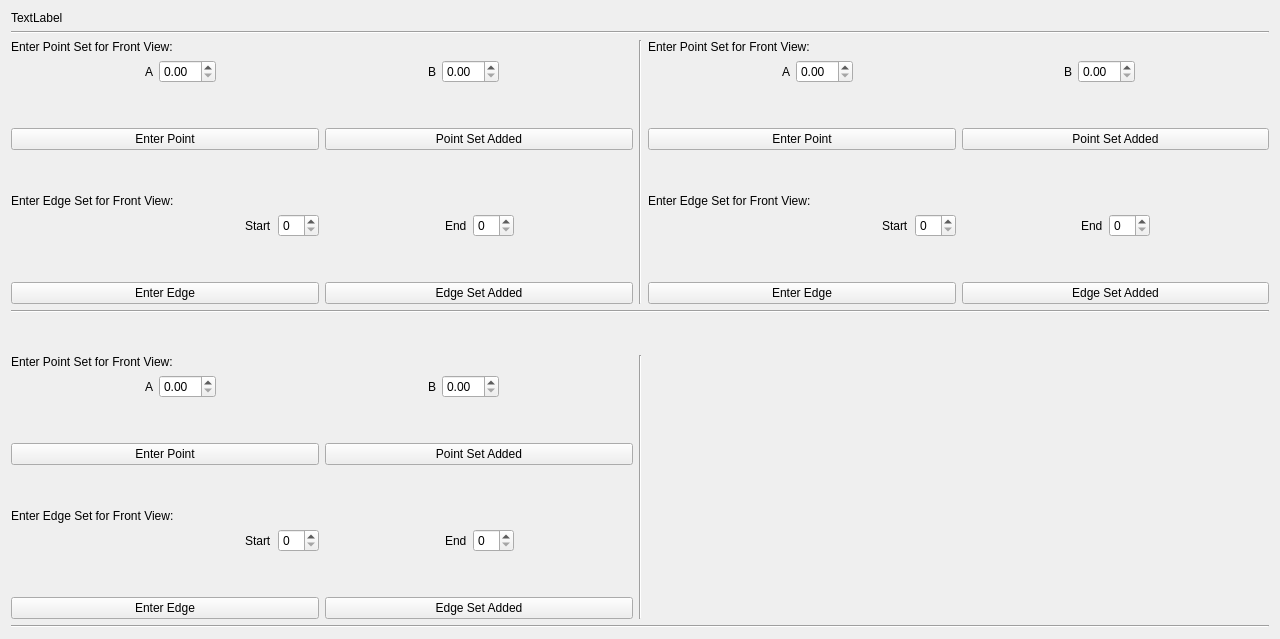
Old version of the form Engg._Drawing_Visualization_n_Design/Source_Code/forms/inputwindowtwod.ui in the repository arpanmangal/COP-CAD.
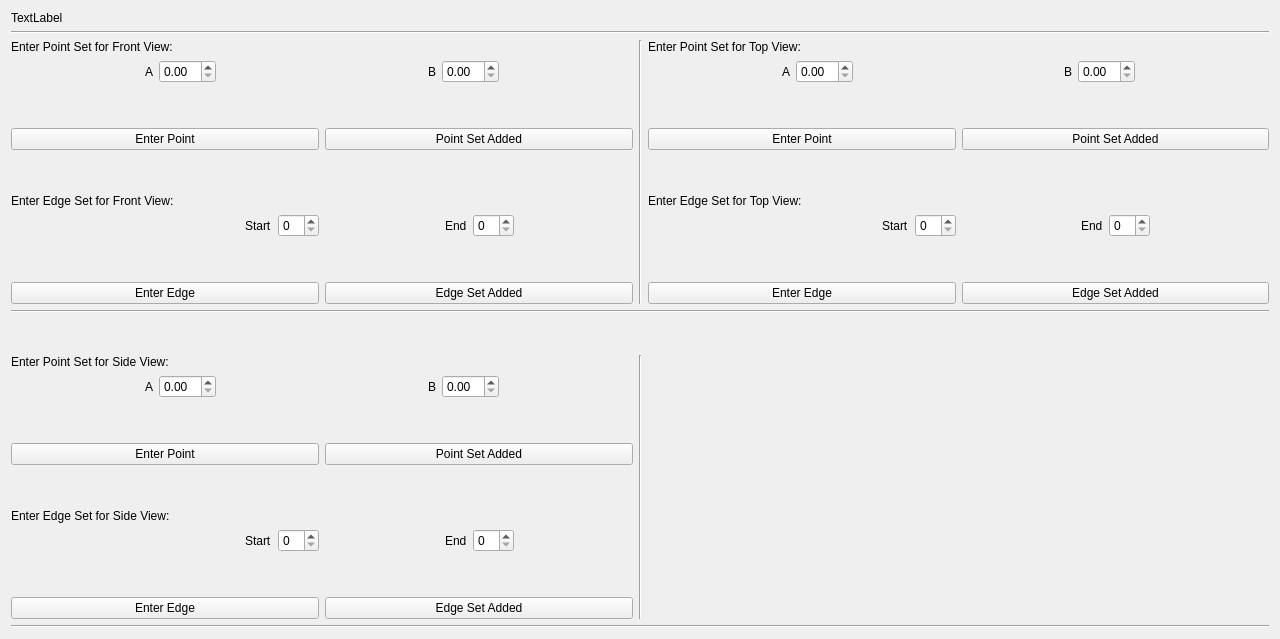
New version of the form.

The edit to the form file:
```diff
--- a/Engg._Drawing_Visualization_n_Design/Source_Code/forms/inputwindowtwod.ui
+++ b/Engg._Drawing_Visualization_n_Design/Source_Code/forms/inputwindowtwod.ui
@@ -289,7 +289,7 @@
            <item>
             <widget class="QLabel" name="label_14">
              <property name="text">
-              <string>Enter Point Set for Front View:</string>
+              <string>Enter Point Set for Top View:</string>
              </property>
             </widget>
            </item>
@@ -415,7 +415,7 @@
            <item>
             <widget class="QLabel" name="label_17">
              <property name="text">
-              <string>Enter Edge Set for Front View:</string>
+              <string>Enter Edge Set for Top View:</string>
              </property>
             </widget>
            </item>
@@ -556,7 +556,7 @@
            <item>
             <widget class="QLabel" name="label_20">
              <property name="text">
-              <string>Enter Point Set for Front View:</string>
+              <string>Enter Point Set for Side View:</string>
              </property>
             </widget>
            </item>
@@ -682,7 +682,7 @@
            <item>
             <widget class="QLabel" name="label_23">
              <property name="text">
-              <string>Enter Edge Set for Front View:</string>
+              <string>Enter Edge Set for Side View:</string>
              </property>
             </widget>
            </item>
```
